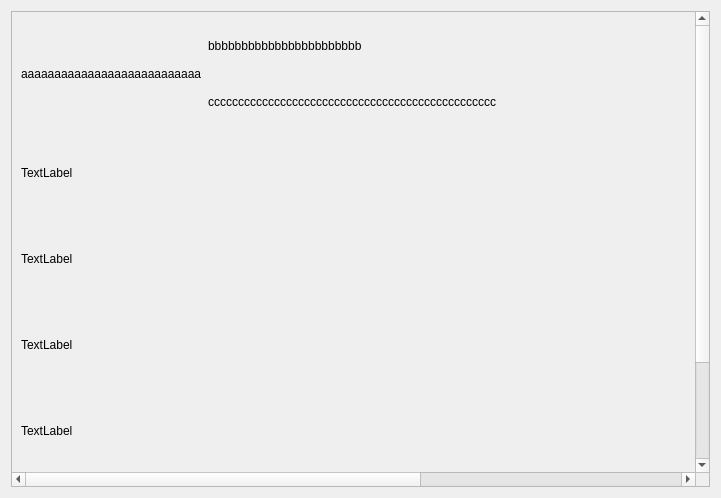
This is DesktopApp/reportdialog.ui in michaelfong2017/landmark-annotator-desktop as Qt 5 draws it before an edit. The edited form follows.
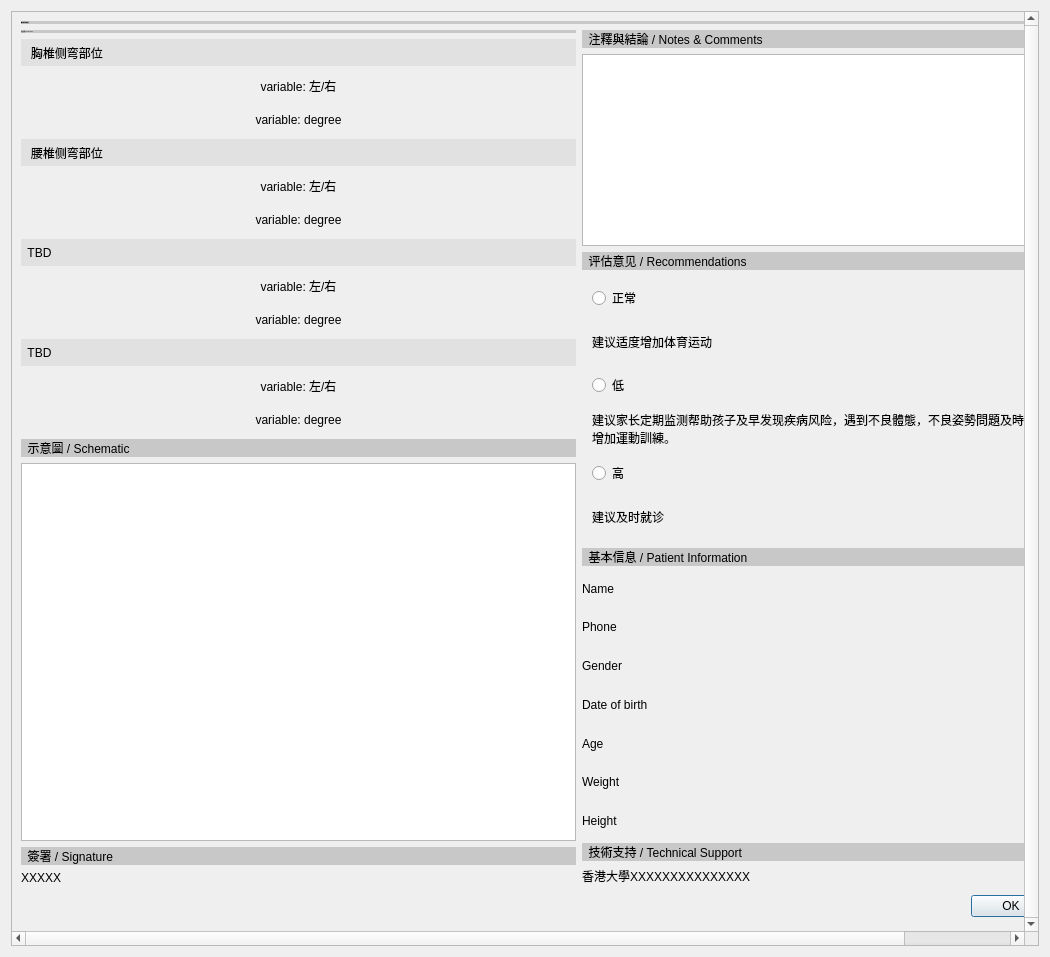
This is the edited form.

Commit message: Updated Report Template

Patch:
```diff
--- a/DesktopApp/reportdialog.ui
+++ b/DesktopApp/reportdialog.ui
@@ -6,8 +6,8 @@
    <rect>
     <x>0</x>
     <y>0</y>
-    <width>721</width>
-    <height>498</height>
+    <width>1050</width>
+    <height>957</height>
    </rect>
   </property>
   <property name="maximumSize">
@@ -47,247 +47,582 @@
       <property name="geometry">
        <rect>
         <x>0</x>
-        <y>-140</y>
+        <y>0</y>
         <width>1132</width>
-        <height>601</height>
+        <height>920</height>
        </rect>
       </property>
       <layout class="QVBoxLayout" name="verticalLayout_2">
        <item>
-        <layout class="QHBoxLayout" name="horizontalLayout">
+        <layout class="QHBoxLayout" name="a_TitleLayout">
+         <property name="spacing">
+          <number>6</number>
+         </property>
+         <property name="sizeConstraint">
+          <enum>QLayout::SetDefaultConstraint</enum>
+         </property>
          <item>
-          <widget class="QLabel" name="label">
-           <property name="sizePolicy">
-            <sizepolicy hsizetype="Preferred" vsizetype="Fixed">
-             <horstretch>0</horstretch>
-             <verstretch>0</verstretch>
-            </sizepolicy>
-           </property>
-           <property name="minimumSize">
-            <size>
-             <width>0</width>
-             <height>50</height>
-            </size>
-           </property>
+          <widget class="QLabel" name="TitleLabel">
            <property name="maximumSize">
             <size>
              <width>16777215</width>
-             <height>50</height>
+             <height>100</height>
             </size>
            </property>
+           <property name="font">
+            <font>
+             <family>MS Shell Dlg 2</family>
+             <pointsize>-1</pointsize>
+             <weight>50</weight>
+             <italic>false</italic>
+             <bold>false</bold>
+            </font>
+           </property>
            <property name="styleSheet">
-            <string notr="true">font: 16pt &quot;MS Shell Dlg 2&quot;;</string>
+            <string notr="true">font: 40px &quot;MS Shell Dlg 2&quot;;
+background-color: rgb(200, 200, 200);</string>
            </property>
            <property name="text">
-            <string>aaaaaaaaaaaaaaaaaaaaaaaaaaa</string>
+            <string>脊椎侧弯检测报告</string>
            </property>
           </widget>
          </item>
+        </layout>
+       </item>
+       <item>
+        <layout class="QHBoxLayout" name="b_ContentLayout" stretch="1,1">
          <item>
-          <layout class="QVBoxLayout" name="verticalLayout_5">
+          <layout class="QVBoxLayout" name="LeftVerticalLayout" stretch="0,0,0">
            <item>
-            <widget class="QLabel" name="label_2">
-             <property name="sizePolicy">
-              <sizepolicy hsizetype="Preferred" vsizetype="Fixed">
-               <horstretch>0</horstretch>
-               <verstretch>0</verstretch>
-              </sizepolicy>
-             </property>
-             <property name="minimumSize">
-              <size>
-               <width>0</width>
-               <height>50</height>
-              </size>
-             </property>
-             <property name="maximumSize">
-              <size>
-               <width>16777215</width>
-               <height>50</height>
-              </size>
-             </property>
-             <property name="text">
-              <string>bbbbbbbbbbbbbbbbbbbbbbb</string>
-             </property>
-            </widget>
+            <layout class="QVBoxLayout" name="ResultAnalysis" stretch="1,1,1,1,1">
+             <item>
+              <widget class="QLabel" name="label_15">
+               <property name="enabled">
+                <bool>true</bool>
+               </property>
+               <property name="sizePolicy">
+                <sizepolicy hsizetype="Preferred" vsizetype="Fixed">
+                 <horstretch>0</horstretch>
+                 <verstretch>0</verstretch>
+                </sizepolicy>
+               </property>
+               <property name="font">
+                <font>
+                 <family>MS Shell Dlg 2</family>
+                 <pointsize>-1</pointsize>
+                 <weight>50</weight>
+                 <italic>false</italic>
+                 <bold>false</bold>
+                 <underline>false</underline>
+                </font>
+               </property>
+               <property name="styleSheet">
+                <string notr="true">font: 16px &quot;MS Shell Dlg 2&quot;;
+background-color: rgb(200, 200, 200);</string>
+               </property>
+               <property name="text">
+                <string>  結果分析 / Result Analysis</string>
+               </property>
+              </widget>
+             </item>
+             <item>
+              <layout class="QVBoxLayout" name="ParameterBox_3">
+               <item>
+                <widget class="QLabel" name="nameLabel_10">
+                 <property name="styleSheet">
+                  <string notr="true">font: 20px &quot;MS Shell Dlg 2&quot;;
+background-color: rgb(225, 225, 225);</string>
+                 </property>
+                 <property name="text">
+                  <string>   胸椎侧弯部位</string>
+                 </property>
+                </widget>
+               </item>
+               <item>
+                <widget class="QLabel" name="leftrightLabel_10">
+                 <property name="styleSheet">
+                  <string notr="true">font: 16px &quot;MS Shell Dlg 2&quot;;
+</string>
+                 </property>
+                 <property name="text">
+                  <string>variable: 左/右</string>
+                 </property>
+                 <property name="alignment">
+                  <set>Qt::AlignCenter</set>
+                 </property>
+                </widget>
+               </item>
+               <item>
+                <widget class="QLabel" name="paramterLabel_10">
+                 <property name="styleSheet">
+                  <string notr="true">font: 16px &quot;MS Shell Dlg 2&quot;;
+</string>
+                 </property>
+                 <property name="text">
+                  <string>variable: degree</string>
+                 </property>
+                 <property name="alignment">
+                  <set>Qt::AlignCenter</set>
+                 </property>
+                </widget>
+               </item>
+              </layout>
+             </item>
+             <item>
+              <layout class="QVBoxLayout" name="ParameterBox_1">
+               <item>
+                <widget class="QLabel" name="nameLabel_8">
+                 <property name="styleSheet">
+                  <string notr="true">font: 20px &quot;MS Shell Dlg 2&quot;;
+background-color: rgb(225, 225, 225);</string>
+                 </property>
+                 <property name="text">
+                  <string>   腰椎侧弯部位</string>
+                 </property>
+                </widget>
+               </item>
+               <item>
+                <widget class="QLabel" name="leftrightLabel_9">
+                 <property name="styleSheet">
+                  <string notr="true">font: 16px &quot;MS Shell Dlg 2&quot;;
+</string>
+                 </property>
+                 <property name="text">
+                  <string>variable: 左/右</string>
+                 </property>
+                 <property name="alignment">
+                  <set>Qt::AlignCenter</set>
+                 </property>
+                </widget>
+               </item>
+               <item>
+                <widget class="QLabel" name="paramterLabel_8">
+                 <property name="styleSheet">
+                  <string notr="true">font: 16px &quot;MS Shell Dlg 2&quot;;
+</string>
+                 </property>
+                 <property name="text">
+                  <string>variable: degree</string>
+                 </property>
+                 <property name="alignment">
+                  <set>Qt::AlignCenter</set>
+                 </property>
+                </widget>
+               </item>
+              </layout>
+             </item>
+             <item>
+              <layout class="QVBoxLayout" name="ParameterBox_2">
+               <item>
+                <widget class="QLabel" name="nameLabel_9">
+                 <property name="styleSheet">
+                  <string notr="true">font: 20px &quot;MS Shell Dlg 2&quot;;
+background-color: rgb(225, 225, 225);</string>
+                 </property>
+                 <property name="text">
+                  <string>  TBD</string>
+                 </property>
+                </widget>
+               </item>
+               <item>
+                <widget class="QLabel" name="leftrightLabel_7">
+                 <property name="styleSheet">
+                  <string notr="true">font: 16px &quot;MS Shell Dlg 2&quot;;
+</string>
+                 </property>
+                 <property name="text">
+                  <string>variable: 左/右</string>
+                 </property>
+                 <property name="alignment">
+                  <set>Qt::AlignCenter</set>
+                 </property>
+                </widget>
+               </item>
+               <item>
+                <widget class="QLabel" name="paramterLabel_9">
+                 <property name="styleSheet">
+                  <string notr="true">font: 16px &quot;MS Shell Dlg 2&quot;;
+</string>
+                 </property>
+                 <property name="text">
+                  <string>variable: degree</string>
+                 </property>
+                 <property name="alignment">
+                  <set>Qt::AlignCenter</set>
+                 </property>
+                </widget>
+               </item>
+              </layout>
+             </item>
+             <item>
+              <layout class="QVBoxLayout" name="ParameterBox_4">
+               <item>
+                <widget class="QLabel" name="nameLabel_11">
+                 <property name="styleSheet">
+                  <string notr="true">font: 20px &quot;MS Shell Dlg 2&quot;;
+background-color: rgb(225, 225, 225);</string>
+                 </property>
+                 <property name="text">
+                  <string>  TBD</string>
+                 </property>
+                </widget>
+               </item>
+               <item>
+                <widget class="QLabel" name="leftrightLabel_11">
+                 <property name="styleSheet">
+                  <string notr="true">font: 16px &quot;MS Shell Dlg 2&quot;;
+</string>
+                 </property>
+                 <property name="text">
+                  <string>variable: 左/右</string>
+                 </property>
+                 <property name="alignment">
+                  <set>Qt::AlignCenter</set>
+                 </property>
+                </widget>
+               </item>
+               <item>
+                <widget class="QLabel" name="paramterLabel_11">
+                 <property name="styleSheet">
+                  <string notr="true">font: 16px &quot;MS Shell Dlg 2&quot;;
+</string>
+                 </property>
+                 <property name="text">
+                  <string>variable: degree</string>
+                 </property>
+                 <property name="alignment">
+                  <set>Qt::AlignCenter</set>
+                 </property>
+                </widget>
+               </item>
+              </layout>
+             </item>
+            </layout>
            </item>
            <item>
-            <widget class="QLabel" name="label_3">
-             <property name="sizePolicy">
-              <sizepolicy hsizetype="Preferred" vsizetype="Fixed">
-               <horstretch>0</horstretch>
-               <verstretch>0</verstretch>
-              </sizepolicy>
-             </property>
-             <property name="minimumSize">
-              <size>
-               <width>0</width>
-               <height>50</height>
-              </size>
-             </property>
-             <property name="maximumSize">
-              <size>
-               <width>16777215</width>
-               <height>50</height>
-              </size>
-             </property>
-             <property name="text">
-              <string>cccccccccccccccccccccccccccccccccccccccccccccccc</string>
-             </property>
-            </widget>
+            <layout class="QVBoxLayout" name="Image">
+             <item>
+              <widget class="QLabel" name="label_7">
+               <property name="sizePolicy">
+                <sizepolicy hsizetype="Preferred" vsizetype="Fixed">
+                 <horstretch>0</horstretch>
+                 <verstretch>0</verstretch>
+                </sizepolicy>
+               </property>
+               <property name="autoFillBackground">
+                <bool>false</bool>
+               </property>
+               <property name="styleSheet">
+                <string notr="true">font: 16px &quot;MS Shell Dlg 2&quot;;
+background-color: rgb(200, 200, 200);</string>
+               </property>
+               <property name="text">
+                <string>  示意圖 / Schematic</string>
+               </property>
+              </widget>
+             </item>
+             <item>
+              <widget class="QGraphicsView" name="graphicsView"/>
+             </item>
+            </layout>
            </item>
+           <item>
+            <layout class="QVBoxLayout" name="Signature">
+             <item>
+              <widget class="QLabel" name="label_17">
+               <property name="sizePolicy">
+                <sizepolicy hsizetype="Preferred" vsizetype="Fixed">
+                 <horstretch>0</horstretch>
+                 <verstretch>0</verstretch>
+                </sizepolicy>
+               </property>
+               <property name="styleSheet">
+                <string notr="true">font: 16px &quot;MS Shell Dlg 2&quot;;
+background-color: rgb(200, 200, 200);</string>
+               </property>
+               <property name="text">
+                <string>  簽署 / Signature</string>
+               </property>
+              </widget>
+             </item>
+             <item>
+              <widget class="QLabel" name="label_21">
+               <property name="text">
+                <string>XXXXX</string>
+               </property>
+              </widget>
+             </item>
+            </layout>
+           </item>
           </layout>
          </item>
          <item>
-          <spacer name="horizontalSpacer">
-           <property name="sizePolicy">
-            <sizepolicy hsizetype="Expanding" vsizetype="Minimum">
-             <horstretch>0</horstretch>
-             <verstretch>0</verstretch>
-            </sizepolicy>
-           </property>
-           <property name="orientation">
-            <enum>Qt::Horizontal</enum>
-           </property>
-           <property name="sizeType">
-            <enum>QSizePolicy::Expanding</enum>
-           </property>
-           <property name="sizeHint" stdset="0">
-            <size>
-             <width>40</width>
-             <height>20</height>
-            </size>
-           </property>
-          </spacer>
-         </item>
-         <item alignment="Qt::AlignTop">
-          <widget class="QGraphicsView" name="graphicsView">
-           <property name="enabled">
-            <bool>true</bool>
-           </property>
-           <property name="sizePolicy">
-            <sizepolicy hsizetype="Fixed" vsizetype="Fixed">
-             <horstretch>0</horstretch>
-             <verstretch>0</verstretch>
-            </sizepolicy>
-           </property>
-           <property name="maximumSize">
-            <size>
-             <width>80</width>
-             <height>80</height>
-            </size>
-           </property>
-          </widget>
-         </item>
-        </layout>
-       </item>
-       <item>
-        <layout class="QHBoxLayout" name="horizontalLayout_2">
-         <item>
-          <layout class="QVBoxLayout" name="verticalLayout_8">
+          <layout class="QVBoxLayout" name="RightVerticalLayout" stretch="0,1,1,0">
            <item>
-            <widget class="QLabel" name="label_4">
-             <property name="sizePolicy">
-              <sizepolicy hsizetype="Preferred" vsizetype="Fixed">
-               <horstretch>0</horstretch>
-               <verstretch>0</verstretch>
-              </sizepolicy>
-             </property>
-             <property name="minimumSize">
-              <size>
-               <width>0</width>
-               <height>80</height>
-              </size>
-             </property>
-             <property name="text">
-              <string>TextLabel</string>
-             </property>
-            </widget>
+            <layout class="QVBoxLayout" name="Comments">
+             <item>
+              <widget class="QLabel" name="label_6">
+               <property name="sizePolicy">
+                <sizepolicy hsizetype="Preferred" vsizetype="Fixed">
+                 <horstretch>0</horstretch>
+                 <verstretch>0</verstretch>
+                </sizepolicy>
+               </property>
+               <property name="styleSheet">
+                <string notr="true">font: 16px &quot;MS Shell Dlg 2&quot;;
+background-color: rgb(200, 200, 200);</string>
+               </property>
+               <property name="text">
+                <string>  注釋與結論 / Notes &amp; Comments</string>
+               </property>
+              </widget>
+             </item>
+             <item>
+              <widget class="QTextEdit" name="textEdit_2"/>
+             </item>
+            </layout>
            </item>
            <item>
-            <widget class="QLabel" name="label_5">
-             <property name="sizePolicy">
-              <sizepolicy hsizetype="Preferred" vsizetype="Minimum">
-               <horstretch>0</horstretch>
-               <verstretch>0</verstretch>
-              </sizepolicy>
-             </property>
-             <property name="minimumSize">
-              <size>
-               <width>0</width>
-               <height>80</height>
-              </size>
-             </property>
-             <property name="text">
-              <string>TextLabel</string>
-             </property>
-            </widget>
+            <layout class="QVBoxLayout" name="Evaluation" stretch="0,0">
+             <item>
+              <widget class="QLabel" name="label">
+               <property name="sizePolicy">
+                <sizepolicy hsizetype="Preferred" vsizetype="Fixed">
+                 <horstretch>0</horstretch>
+                 <verstretch>0</verstretch>
+                </sizepolicy>
+               </property>
+               <property name="styleSheet">
+                <string notr="true">font: 16px &quot;MS Shell Dlg 2&quot;;
+background-color: rgb(200, 200, 200);</string>
+               </property>
+               <property name="text">
+                <string>  评估意见 / Recommendations</string>
+               </property>
+              </widget>
+             </item>
+             <item>
+              <layout class="QVBoxLayout" name="verticalLayout_3" stretch="1,0,1,0,1,0">
+               <property name="leftMargin">
+                <number>10</number>
+               </property>
+               <property name="topMargin">
+                <number>10</number>
+               </property>
+               <property name="rightMargin">
+                <number>10</number>
+               </property>
+               <item>
+                <widget class="QRadioButton" name="radioButton">
+                 <property name="styleSheet">
+                  <string notr="true">font: 16px &quot;MS Shell Dlg 2&quot;;
+</string>
+                 </property>
+                 <property name="text">
+                  <string>正常</string>
+                 </property>
+                </widget>
+               </item>
+               <item>
+                <widget class="QLabel" name="label_18">
+                 <property name="styleSheet">
+                  <string notr="true">font: 12px &quot;MS Shell Dlg 2&quot;;</string>
+                 </property>
+                 <property name="text">
+                  <string>建议适度增加体育运动</string>
+                 </property>
+                 <property name="wordWrap">
+                  <bool>true</bool>
+                 </property>
+                </widget>
+               </item>
+               <item>
+                <widget class="QRadioButton" name="radioButton_3">
+                 <property name="styleSheet">
+                  <string notr="true">font: 16px &quot;MS Shell Dlg 2&quot;;
+</string>
+                 </property>
+                 <property name="text">
+                  <string>低</string>
+                 </property>
+                </widget>
+               </item>
+               <item>
+                <widget class="QLabel" name="label_19">
+                 <property name="styleSheet">
+                  <string notr="true">font: 12px &quot;MS Shell Dlg 2&quot;;</string>
+                 </property>
+                 <property name="text">
+                  <string>建议家长定期监测帮助孩子及早发现疾病风险，遇到不良體態，不良姿勢問題及時調理，糾正，並且增加運動訓練。 </string>
+                 </property>
+                 <property name="scaledContents">
+                  <bool>false</bool>
+                 </property>
+                 <property name="wordWrap">
+                  <bool>true</bool>
+                 </property>
+                </widget>
+               </item>
+               <item>
+                <widget class="QRadioButton" name="radioButton_2">
+                 <property name="styleSheet">
+                  <string notr="true">font: 16px &quot;MS Shell Dlg 2&quot;;
+</string>
+                 </property>
+                 <property name="text">
+                  <string>高</string>
+                 </property>
+                </widget>
+               </item>
+               <item>
+                <widget class="QLabel" name="label_20">
+                 <property name="styleSheet">
+                  <string notr="true">font: 12px &quot;MS Shell Dlg 2&quot;;</string>
+                 </property>
+                 <property name="text">
+                  <string>建议及时就诊</string>
+                 </property>
+                 <property name="wordWrap">
+                  <bool>true</bool>
+                 </property>
+                </widget>
+               </item>
+              </layout>
+             </item>
+            </layout>
            </item>
            <item>
-            <widget class="QLabel" name="label_6">
-             <property name="sizePolicy">
-              <sizepolicy hsizetype="Preferred" vsizetype="Minimum">
-               <horstretch>0</horstretch>
-               <verstretch>0</verstretch>
-              </sizepolicy>
-             </property>
-             <property name="minimumSize">
-              <size>
-               <width>0</width>
-               <height>80</height>
-              </size>
-             </property>
-             <property name="text">
-              <string>TextLabel</string>
-             </property>
-            </widget>
+            <layout class="QVBoxLayout" name="PersonalInfo">
+             <item>
+              <widget class="QLabel" name="label_2">
+               <property name="sizePolicy">
+                <sizepolicy hsizetype="Preferred" vsizetype="Fixed">
+                 <horstretch>0</horstretch>
+                 <verstretch>0</verstretch>
+                </sizepolicy>
+               </property>
+               <property name="styleSheet">
+                <string notr="true">font: 16px &quot;MS Shell Dlg 2&quot;;
+background-color: rgb(200, 200, 200);</string>
+               </property>
+               <property name="text">
+                <string>  基本信息 / Patient Information</string>
+               </property>
+              </widget>
+             </item>
+             <item>
+              <widget class="QLabel" name="NameLabel">
+               <property name="styleSheet">
+                <string notr="true">font: 12px &quot;MS Shell Dlg 2&quot;;
+</string>
+               </property>
+               <property name="text">
+                <string>Name</string>
+               </property>
+              </widget>
+             </item>
+             <item>
+              <widget class="QLabel" name="PhoneLabel">
+               <property name="styleSheet">
+                <string notr="true">font: 12px &quot;MS Shell Dlg 2&quot;;
+</string>
+               </property>
+               <property name="text">
+                <string>Phone</string>
+               </property>
+              </widget>
+             </item>
+             <item>
+              <widget class="QLabel" name="GenerLabel">
+               <property name="styleSheet">
+                <string notr="true">font: 12px &quot;MS Shell Dlg 2&quot;;
+</string>
+               </property>
+               <property name="text">
+                <string>Gender</string>
+               </property>
+              </widget>
+             </item>
+             <item>
+              <widget class="QLabel" name="BirthLabel">
+               <property name="styleSheet">
+                <string notr="true">font: 12px &quot;MS Shell Dlg 2&quot;;
+</string>
+               </property>
+               <property name="text">
+                <string>Date of birth</string>
+               </property>
+              </widget>
+             </item>
+             <item>
+              <widget class="QLabel" name="AgeLabel">
+               <property name="styleSheet">
+                <string notr="true">font: 12px &quot;MS Shell Dlg 2&quot;;
+</string>
+               </property>
+               <property name="text">
+                <string>Age</string>
+               </property>
+              </widget>
+             </item>
+             <item>
+              <widget class="QLabel" name="WeightLabel">
+               <property name="styleSheet">
+                <string notr="true">font: 12px &quot;MS Shell Dlg 2&quot;;
+</string>
+               </property>
+               <property name="text">
+                <string>Weight</string>
+               </property>
+              </widget>
+             </item>
+             <item>
+              <widget class="QLabel" name="HeightLabel">
+               <property name="styleSheet">
+                <string notr="true">font: 12px &quot;MS Shell Dlg 2&quot;;
+</string>
+               </property>
+               <property name="text">
+                <string>Height</string>
+               </property>
+              </widget>
+             </item>
+            </layout>
            </item>
            <item>
-            <widget class="QLabel" name="label_7">
-             <property name="sizePolicy">
-              <sizepolicy hsizetype="Preferred" vsizetype="Minimum">
-               <horstretch>0</horstretch>
-               <verstretch>0</verstretch>
-              </sizepolicy>
-             </property>
-             <property name="minimumSize">
-              <size>
-               <width>0</width>
-               <height>80</height>
-              </size>
-             </property>
-             <property name="text">
-              <string>TextLabel</string>
-             </property>
-            </widget>
+            <layout class="QVBoxLayout" name="TechnicalSupport">
+             <item>
+              <widget class="QLabel" name="label_14">
+               <property name="sizePolicy">
+                <sizepolicy hsizetype="Preferred" vsizetype="Fixed">
+                 <horstretch>0</horstretch>
+                 <verstretch>0</verstretch>
+                </sizepolicy>
+               </property>
+               <property name="styleSheet">
+                <string notr="true">font: 16px &quot;MS Shell Dlg 2&quot;;
+background-color: rgb(200, 200, 200);</string>
+               </property>
+               <property name="text">
+                <string>  技術支持 / Technical Support</string>
+               </property>
+              </widget>
+             </item>
+             <item>
+              <widget class="QLabel" name="label_16">
+               <property name="text">
+                <string>香港大學XXXXXXXXXXXXXXX</string>
+               </property>
+              </widget>
+             </item>
+            </layout>
            </item>
-           <item>
-            <widget class="QLabel" name="label_8">
-             <property name="sizePolicy">
-              <sizepolicy hsizetype="Preferred" vsizetype="Minimum">
-               <horstretch>0</horstretch>
-               <verstretch>0</verstretch>
-              </sizepolicy>
-             </property>
-             <property name="minimumSize">
-              <size>
-               <width>0</width>
-               <height>80</height>
-              </size>
-             </property>
-             <property name="text">
-              <string>TextLabel</string>
-             </property>
-            </widget>
-           </item>
           </layout>
          </item>
-         <item>
-          <layout class="QVBoxLayout" name="verticalLayout_9"/>
-         </item>
         </layout>
        </item>
        <item>
-        <layout class="QHBoxLayout">
+        <layout class="QHBoxLayout" name="c_ButtonsBox">
          <property name="spacing">
           <number>6</number>
          </property>
```
